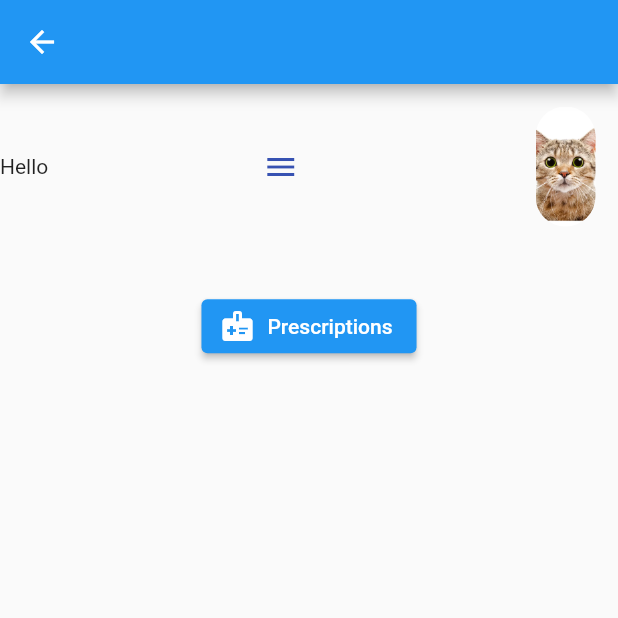
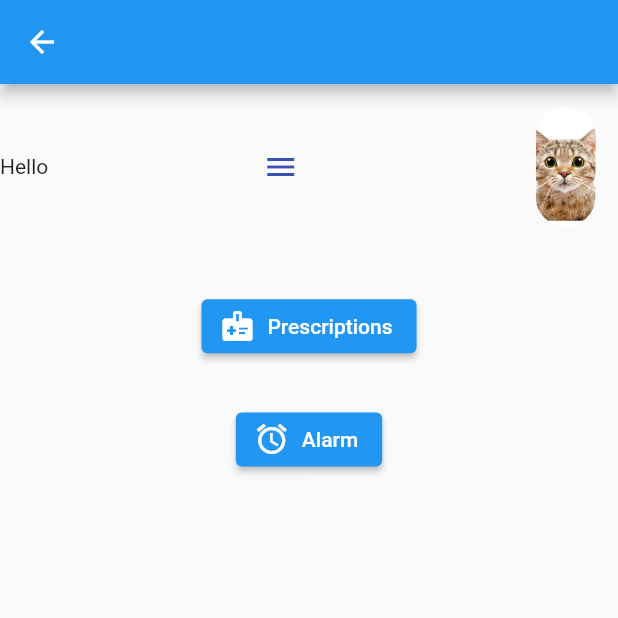
Before and after one commit to AhmedIbrahim2/PharmacyApp, a Flutter app: the Home screen opened directly, on a phone screen of 412 x 824 dp, the top half of it. Run offline on Flutter 3.47's test engine with Material 2 defaults, Android fonts, the phone set to English and light mode, and no system bars; our stand-ins replace image_picker; missing offline and left inert: firebase_ml_vision; accounts and stored records are empty.

Commit message:
third commit

```diff
--- a/lib/home.dart
+++ b/lib/home.dart
@@ -4,6 +4,7 @@ import 'package:flutter/cupertino.dart';
 import 'package:flutter/material.dart';
 import 'package:flutter/src/widgets/container.dart';
 import 'package:flutter/src/widgets/framework.dart';
+import 'package:imagetotext/alarm.dart';
 import 'package:imagetotext/prescription.dart';
 
 class Home extends StatelessWidget {
@@ -57,6 +58,16 @@ class Home extends StatelessWidget {
                       }))),
                   icon: Icon(Icons.medical_information),
                   label: Text("Prescriptions")),
+              SizedBox(
+                height: size.height / 30,
+              ),
+              ElevatedButton.icon(
+                  onPressed: (() => Navigator.push(context,
+                          MaterialPageRoute(builder: (context) {
+                        return alarm.fromname();
+                      }))),
+                  icon: Icon(Icons.alarm),
+                  label: Text("Alarm"))
             ])),
       ),
     );
--- a/lib/main.dart
+++ b/lib/main.dart
@@ -2,7 +2,6 @@
 
 import 'package:flutter/material.dart';
 import 'package:imagetotext/FirstScreen.dart';
-import 'package:imagetotext/prescription.dart';
 
 void main() {
   runApp(const MyApp());
--- a/lib/prescription.dart
+++ b/lib/prescription.dart
@@ -7,6 +7,7 @@ import 'package:flutter/material.dart';
 import 'package:flutter/src/widgets/container.dart';
 import 'package:flutter/src/widgets/framework.dart';
 import 'package:image_picker/image_picker.dart';
+import 'package:imagetotext/alarm.dart';
 
 class prescription extends StatefulWidget {
   const prescription({super.key});
@@ -138,10 +139,17 @@ class _prescriptionState extends State<prescription> {
                                           color: Colors.grey,
                                         ),
                                       )))),
-                  )
+                  ),
                 ],
               ),
-            )
+            ),
+            ElevatedButton.icon(
+                onPressed: (() => Navigator.push(context,
+                        MaterialPageRoute(builder: (context) {
+                      return alarm(result);
+                    }))),
+                icon: Icon(Icons.alarm),
+                label: Text("Alarm"))
           ],
         ),
       ),
```
Also changed, not shown: lib/alarm.dart (added, +51 -0 lines).
